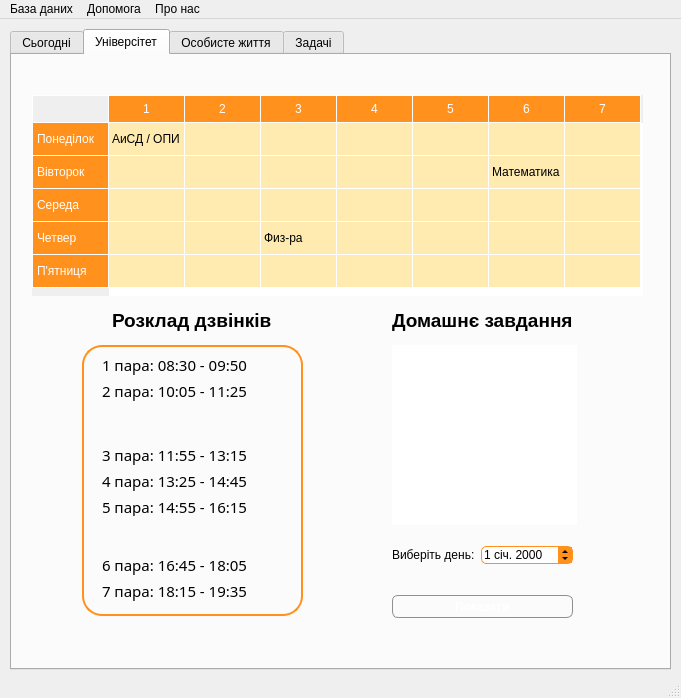
Before: the Qt Designer form mainwindow.ui in zEEmperon/Course-Project-KNT-129, drawn with Qt 5.
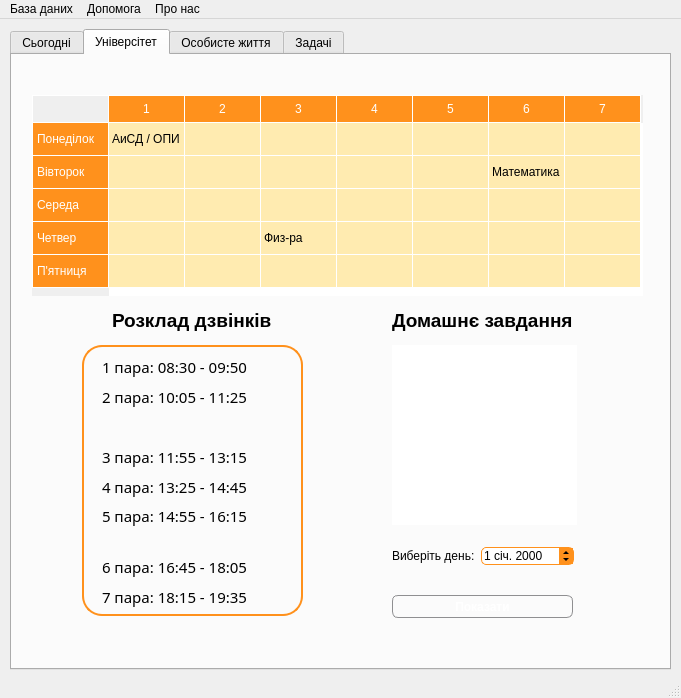
After: the same form once the commit is applied. The open tabs and pages were chosen to show the change. Icons and pictures are not drawn.

Commit message: added some comments for mainwindow.cpp structs to classes

```diff
--- a/mainwindow.ui
+++ b/mainwindow.ui
@@ -799,8 +799,8 @@
        <rect>
         <x>90</x>
         <y>300</y>
-        <width>181</width>
-        <height>46</height>
+        <width>201</width>
+        <height>54</height>
        </rect>
       </property>
       <layout class="QVBoxLayout" name="verticalLayout_3">
@@ -837,8 +837,8 @@
        <rect>
         <x>90</x>
         <y>390</y>
-        <width>181</width>
-        <height>71</height>
+        <width>201</width>
+        <height>83</height>
        </rect>
       </property>
       <layout class="QVBoxLayout" name="verticalLayout_4">
@@ -888,8 +888,8 @@
        <rect>
         <x>90</x>
         <y>500</y>
-        <width>181</width>
-        <height>46</height>
+        <width>201</width>
+        <height>54</height>
        </rect>
       </property>
       <layout class="QVBoxLayout" name="verticalLayout_5">
@@ -945,8 +945,8 @@
        <rect>
         <x>380</x>
         <y>490</y>
-        <width>181</width>
-        <height>20</height>
+        <width>182</width>
+        <height>22</height>
        </rect>
       </property>
       <layout class="QHBoxLayout" name="horizontalLayout">
```
Left out of the diff: 8 changed lines with no effect on the pictures. The commit also changes 2 other files.
